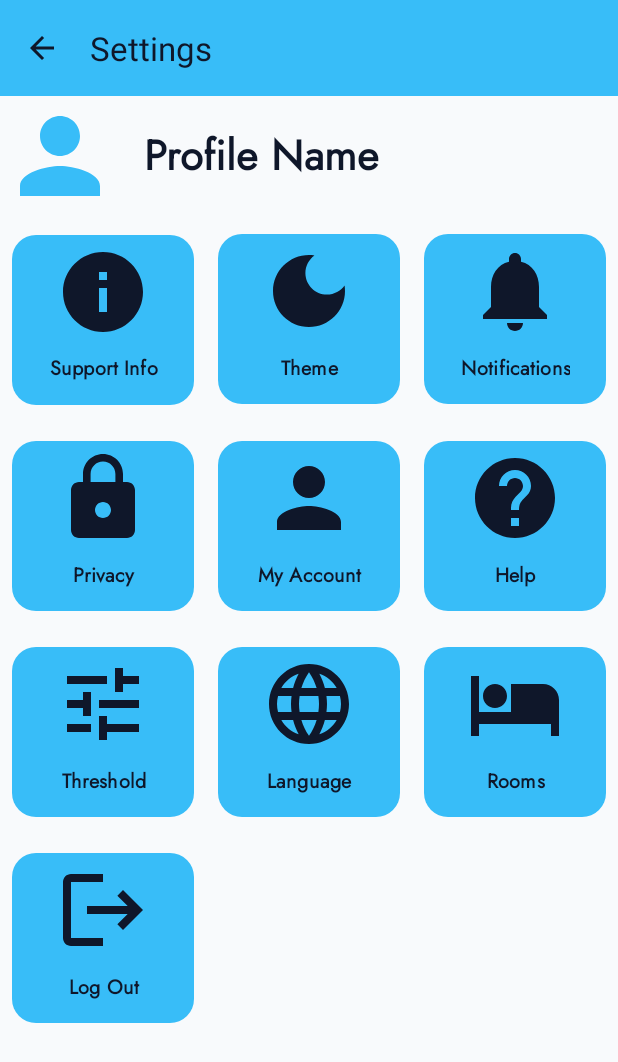
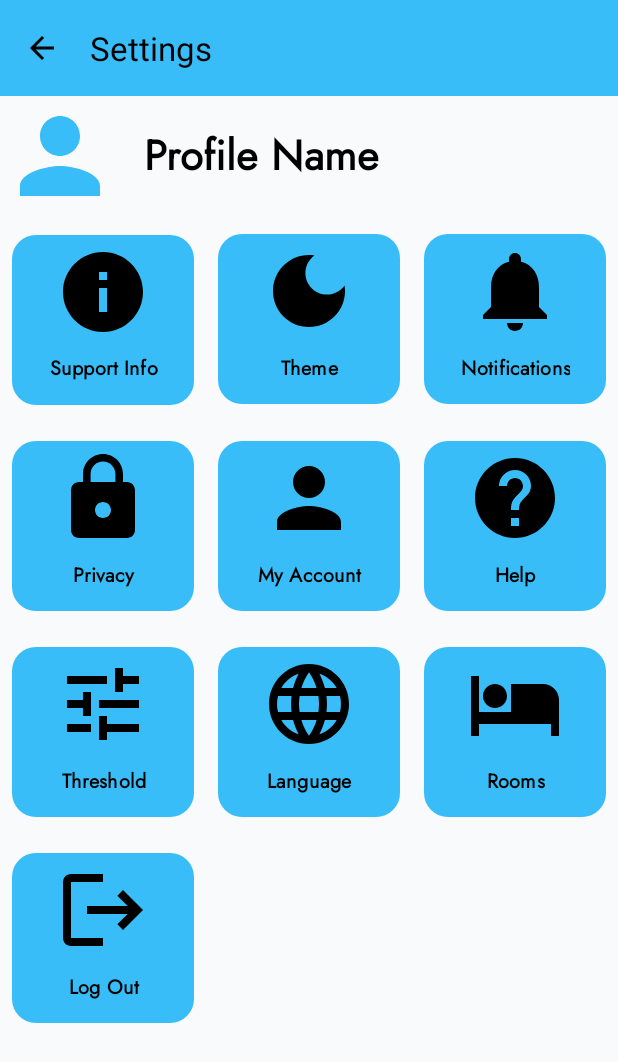
Before and after one commit to COEN-ELEC290-QuietZone/QuietZone, an Android app: the SettingsActivity screen opened directly, with no data from a screen before it, on a phone screen of 412 x 824 dp. Shown: the top 1062 px of the screen. Run offline under Robolectric (Android 15) with nearby library versions, the light colour scheme and no system bars.

Commit message:
theme: align toolbar text/icon contrast and centralize status colors

```diff
--- a/App/app/src/main/res/values-night/colors.xml
+++ b/App/app/src/main/res/values-night/colors.xml
@@ -1,20 +1,24 @@
 <?xml version="1.0" encoding="utf-8"?>
 <resources>
     <color name="app_primary">#38BDF8</color>
-    <color name="app_on_primary">#0F172A</color>
+    <color name="app_on_primary">#FFFFFFFF</color>
     <color name="app_primary_container">#1E293B</color>
-    <color name="app_on_primary_container">#E2E8F0</color>
+    <color name="app_on_primary_container">#FFFFFFFF</color>
 
     <color name="app_secondary">#22D3EE</color>
-    <color name="app_on_secondary">#001018</color>
+    <color name="app_on_secondary">#FFFFFFFF</color>
     <color name="app_secondary_container">#155E75</color>
-    <color name="app_on_secondary_container">#DDFBFF</color>
+    <color name="app_on_secondary_container">#FFFFFFFF</color>
 
     <color name="app_background">#0B1220</color>
-    <color name="app_on_background">#E2E8F0</color>
+    <color name="app_on_background">#FFFFFFFF</color>
     <color name="app_surface">#0F172A</color>
-    <color name="app_on_surface">#E2E8F0</color>
+    <color name="app_on_surface">#FFFFFFFF</color>
 
     <color name="app_error">#F2B8B5</color>
-    <color name="app_on_error">#601410</color>
+    <color name="app_on_error">#FFFFFFFF</color>
+
+    <color name="status_quiet">#4CAF50</color>
+    <color name="status_moderate">#FF9800</color>
+    <color name="status_loud">#F44336</color>
 </resources>
--- a/App/app/src/main/res/values-night/themes.xml
+++ b/App/app/src/main/res/values-night/themes.xml
@@ -19,5 +19,8 @@
         <item name="colorError">@color/app_error</item>
         <item name="colorOnError">@color/app_on_error</item>
         <item name="android:windowBackground">@color/app_background</item>
+        <item name="android:textColorPrimary">@color/white</item>
+        <item name="android:textColorSecondary">@color/white</item>
+        <item name="android:textColorHint">@color/white</item>
     </style>
 </resources>
--- a/App/app/src/main/res/values/colors.xml
+++ b/App/app/src/main/res/values/colors.xml
@@ -4,22 +4,26 @@
     <color name="white">#FFFFFFFF</color>
 
     <color name="app_primary">#38BDF8</color>
-    <color name="app_on_primary">#0F172A</color>
+    <color name="app_on_primary">#FF000000</color>
     <color name="app_primary_container">#E2E8F0</color>
-    <color name="app_on_primary_container">#0F172A</color>
+    <color name="app_on_primary_container">#FF000000</color>
 
     <color name="app_secondary">#38BDF8</color>
-    <color name="app_on_secondary">#0B1220</color>
+    <color name="app_on_secondary">#FF000000</color>
     <color name="app_secondary_container">#CFF4FF</color>
-    <color name="app_on_secondary_container">#0B1220</color>
+    <color name="app_on_secondary_container">#FF000000</color>
 
     <color name="app_background">#F8FAFC</color>
-    <color name="app_on_background">#0F172A</color>
+    <color name="app_on_background">#FF000000</color>
     <color name="app_surface">#FFFFFF</color>
-    <color name="app_on_surface">#0F172A</color>
+    <color name="app_on_surface">#FF000000</color>
 
     <color name="app_error">#B3261E</color>
-    <color name="app_on_error">#FFFFFF</color>
+    <color name="app_on_error">#FF000000</color>
+
+    <color name="status_quiet">#4CAF50</color>
+    <color name="status_moderate">#FF9800</color>
+    <color name="status_loud">#F44336</color>
 
     <color name="launcher_bg">#0F172A</color>
     <color name="launcher_wave_outer">#E2E8F0</color>
--- a/App/app/src/main/res/values/themes.xml
+++ b/App/app/src/main/res/values/themes.xml
@@ -19,6 +19,9 @@
         <item name="colorError">@color/app_error</item>
         <item name="colorOnError">@color/app_on_error</item>
         <item name="android:windowBackground">@color/app_background</item>
+        <item name="android:textColorPrimary">@color/white</item>
+        <item name="android:textColorSecondary">@color/white</item>
+        <item name="android:textColorHint">@color/white</item>
     </style>
 
     <style name="Theme.QuietZone_app" parent="Base.Theme.QuietZone_app" />
```
Also changed, not shown: App/app/src/main/java/com/example/quietzone_app/LoginActivity.java (+9 -0 lines), App/app/src/main/java/com/example/quietzone_app/Room1Activity.java (+12 -4 lines), App/app/src/main/java/com/example/quietzone_app/Room2Activity.java (+12 -4 lines).
